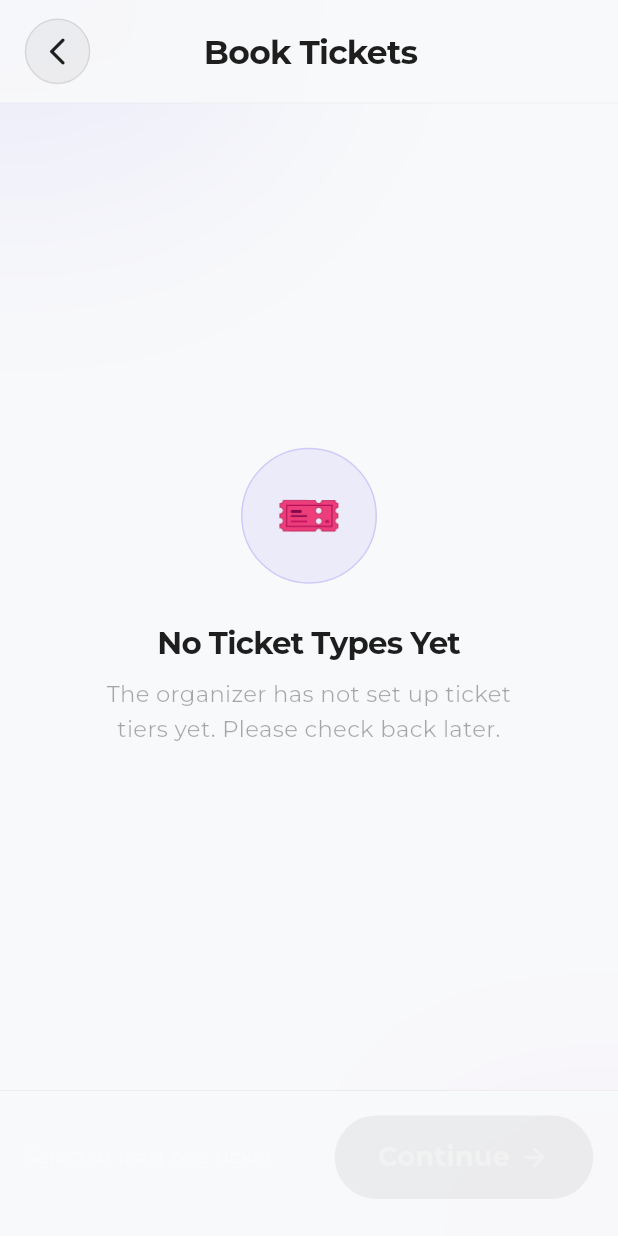
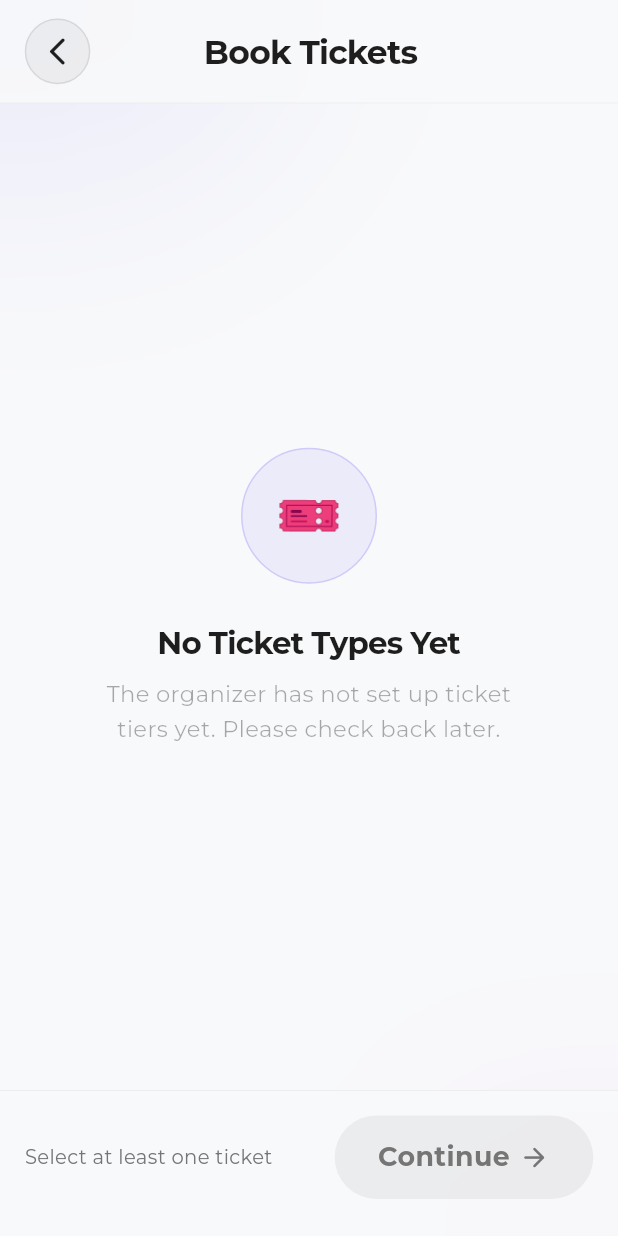
Before and after one commit to usamarazzaq492/event_app, a Flutter app: the BookEventScreen screen opened directly with empty values, on a phone screen of 412 x 824 dp. Run offline on Flutter 3.47's test engine with Material 3 defaults, Android fonts, the phone set to English and light mode, and no system bars; our stand-ins replace app_links, cached_network_image, flutter_animate, font_awesome_flutter, geocoding, geolocator and 13 more; missing offline and left inert: media_store_plus, mobile_scanner; accounts and stored records are empty; network calls fail.

Commit message:
UI Polish: Fix active button text colors and dark mode leftovers in booking flow

```diff
--- a/event_app-main/lib/MVVM/View/bookEvent/book_event_screen.dart
+++ b/event_app-main/lib/MVVM/View/bookEvent/book_event_screen.dart
@@ -361,7 +361,7 @@ class _BookEventScreenState extends State<BookEventScreen>
                 child: Text(
                   'Prices shown are per ticket, excluding processing fees.',
                   style: TextStyle(
-                      color: Colors.white30,
+                      color: AppColors.textColorSecondary,
                       fontSize: 9.5.sp,
                       height: 1.3),
                 ),
@@ -601,7 +601,7 @@ class _BookEventScreenState extends State<BookEventScreen>
                           style: TextStyle(
                             color: (tier.available ?? 999) < 10
                                 ? Colors.orangeAccent
-                                : Colors.white30,
+                                : AppColors.textColorSecondary,
                             fontSize: 9.5.sp,
                             fontWeight: FontWeight.w600,
                           ),
@@ -626,7 +626,7 @@ class _BookEventScreenState extends State<BookEventScreen>
                         Text(
                           'Available',
                           style: TextStyle(
-                            color: Colors.white30,
+                            color: AppColors.textColorSecondary,
                             fontSize: 9.5.sp,
                             fontWeight: FontWeight.w500,
                           ),
@@ -777,7 +777,7 @@ class _BookEventScreenState extends State<BookEventScreen>
                         style: TextStyle(
                           color: hasSelection
                               ? AppColors.textColorSecondary
-                              : Colors.white30,
+                              : AppColors.textColorSecondary,
                           fontSize: 9.5.sp,
                           height: 1.3,
                         ),
@@ -858,7 +858,7 @@ class _BookEventScreenState extends State<BookEventScreen>
                         'Continue',
                         style: TextStyle(
                           color:
-                              hasSelection ? AppColors.textColorPrimary : Colors.white30,
+                              hasSelection ? Colors.white : AppColors.textColorSecondary,
                           fontSize: 13.sp,
                           fontWeight: FontWeight.bold,
                           letterSpacing: 0.3,
@@ -868,7 +868,7 @@ class _BookEventScreenState extends State<BookEventScreen>
                       Icon(
                         Icons.arrow_forward_rounded,
                         color:
-                            hasSelection ? AppColors.textColorPrimary : Colors.white30,
+                            hasSelection ? Colors.white : AppColors.textColorSecondary,
                         size: 15.sp,
                       ),
                     ],
--- a/event_app-main/lib/MVVM/View/paymentMethod/payment_method.dart
+++ b/event_app-main/lib/MVVM/View/paymentMethod/payment_method.dart
@@ -138,7 +138,7 @@ class _PaymentMethodScreenState extends State<PaymentMethodScreen> {
                                 child: Text(
                                   'PAY NOW',
                                   style: TextStyle(
-                                    color: AppColors.textColorPrimary,
+                                    color: Colors.white,
                                     fontSize: 13.sp,
                                     fontWeight: FontWeight.bold,
                                     letterSpacing: 1,
@@ -292,7 +292,7 @@ class _PaymentMethodScreenState extends State<PaymentMethodScreen> {
                           isSelected ? AppColors.blueColor : Colors.transparent,
                     ),
                     child: isSelected
-                        ? const Icon(Icons.check, size: 12, color: AppColors.textColorPrimary)
+                        ? const Icon(Icons.check, size: 12, color: Colors.white)
                         : null,
                   ),
                 ],
```
